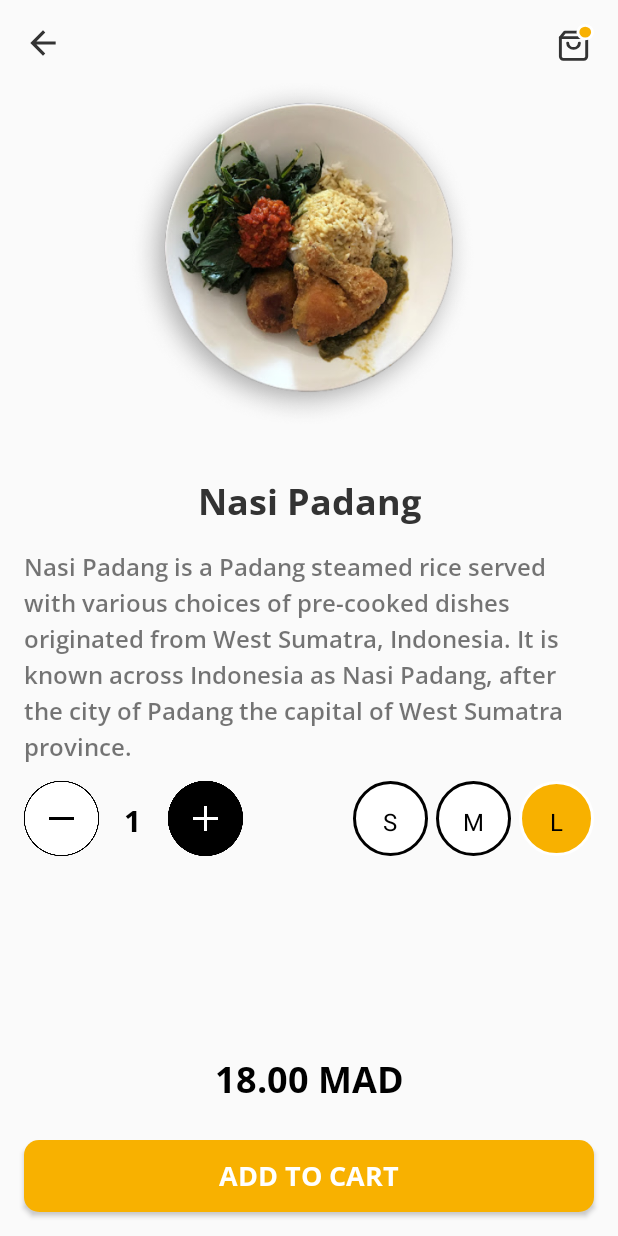
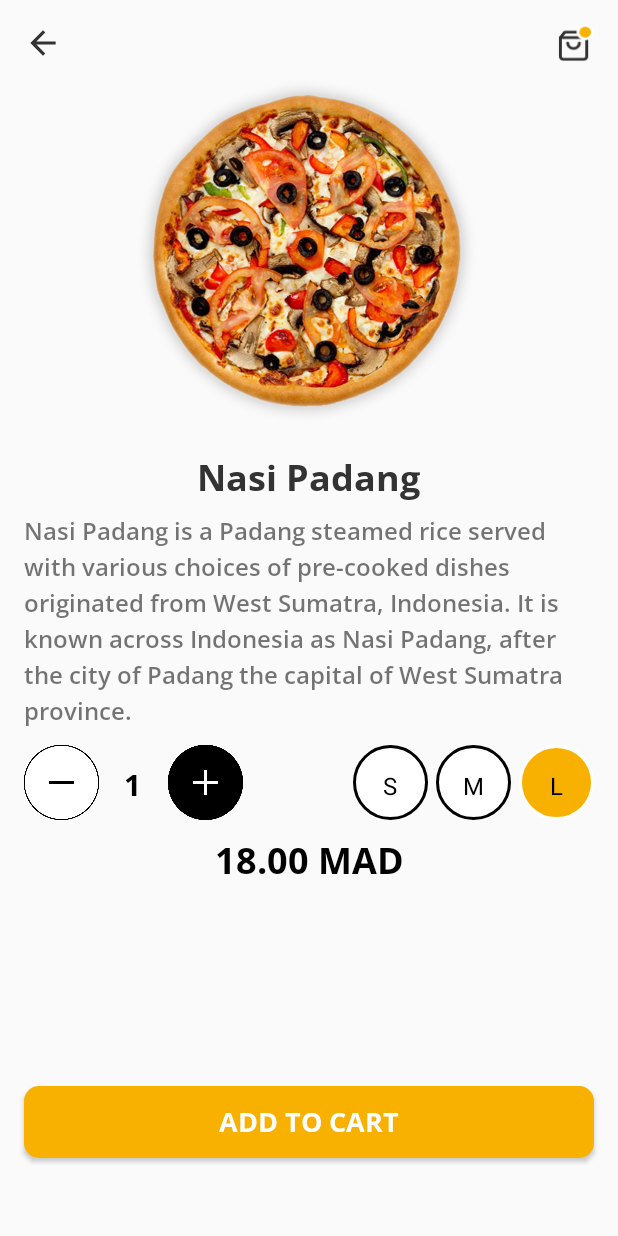
Before and after one commit to mouadbenhomane/PizzaHub-Delivery, an Android app: the layout pizza_details.xml on its own in the app's theme, with its tools: preview values and no code run, on a phone screen of 412 x 824 dp. Run offline under Robolectric (Android 15) with nearby library versions, the phone set to English and light mode, and no system bars.

Commit message:
Update some things

```diff
--- a/PizzaHub-delivery/app/build.gradle
+++ b/PizzaHub-delivery/app/build.gradle
@@ -28,6 +28,7 @@ dependencies {
 
     implementation 'androidx.appcompat:appcompat:1.1.0'
     implementation 'androidx.constraintlayout:constraintlayout:1.1.3'
+    implementation 'com.google.android.material:material:1.5.0'
     testImplementation 'junit:junit:4.12'
     androidTestImplementation 'androidx.test.ext:junit:1.1.1'
     androidTestImplementation 'androidx.test.espresso:espresso-core:3.2.0'
--- a/PizzaHub-delivery/app/src/main/res/layout/activity_main.xml
+++ b/PizzaHub-delivery/app/src/main/res/layout/activity_main.xml
@@ -9,6 +9,7 @@
     android:layout_width="match_parent"
     android:layout_height="match_parent"
     tools:context=".MainActivity">
+
 
     <ImageView
         android:id="@+id/logo"
--- a/PizzaHub-delivery/app/src/main/res/layout/pizza_details.xml
+++ b/PizzaHub-delivery/app/src/main/res/layout/pizza_details.xml
@@ -14,18 +14,19 @@
         app:layout_constraintEnd_toEndOf="parent"
         app:layout_constraintStart_toStartOf="parent"
         app:layout_constraintTop_toBottomOf="@+id/back"
-        app:srcCompat="@drawable/recommended1" />
+        app:srcCompat="@drawable/pizza1" />
 
     <TextView
         android:id="@+id/name"
         android:layout_width="wrap_content"
         android:layout_height="wrap_content"
-        android:layout_marginTop="20dp"
+        android:layout_marginTop="4dp"
         android:fontFamily="@font/open_sans_bold"
         android:text="Nasi Padang"
         android:textColor="#333333"
         android:textSize="24sp"
         app:layout_constraintEnd_toEndOf="parent"
+        app:layout_constraintHorizontal_bias="0.498"
         app:layout_constraintStart_toStartOf="parent"
         app:layout_constraintTop_toBottomOf="@+id/pizzaImg" />
 
@@ -47,21 +48,21 @@
         android:id="@+id/price2"
         android:layout_width="wrap_content"
         android:layout_height="wrap_content"
-        android:layout_marginBottom="24dp"
+        android:layout_marginTop="10dp"
         android:fontFamily="@font/open_sans_bold"
         android:text="18.00 MAD"
         android:textColor="#000000"
         android:textSize="24sp"
-        app:layout_constraintBottom_toTopOf="@+id/addToCard"
         app:layout_constraintEnd_toEndOf="parent"
-        app:layout_constraintStart_toStartOf="parent" />
+        app:layout_constraintStart_toStartOf="parent"
+        app:layout_constraintTop_toBottomOf="@+id/genderRadioGroup" />
 
     <TextView
         android:id="@+id/textView8"
         android:layout_width="0dp"
         android:layout_height="wrap_content"
         android:layout_marginStart="16dp"
-        android:layout_marginTop="16dp"
+        android:layout_marginTop="8dp"
         android:layout_marginEnd="16dp"
         android:fontFamily="@font/open_sans_semibold"
         android:lineSpacingExtra="2dp"
@@ -77,8 +78,9 @@
         android:layout_width="0dp"
         android:layout_height="wrap_content"
         android:layout_marginStart="16dp"
+        android:layout_marginTop="40dp"
         android:layout_marginEnd="16dp"
-        android:layout_marginBottom="16dp"
+        android:layout_marginBottom="20dp"
         android:background="@drawable/add_to_cart_bg"
         android:fontFamily="@font/open_sans_bold"
         android:text="Add to cart"
@@ -86,7 +88,10 @@
         android:textSize="18sp"
         app:layout_constraintBottom_toBottomOf="parent"
         app:layout_constraintEnd_toEndOf="parent"
-        app:layout_constraintStart_toStartOf="parent" />
+        app:layout_constraintHorizontal_bias="0.0"
+        app:layout_constraintStart_toStartOf="parent"
+        app:layout_constraintTop_toBottomOf="@+id/price2"
+        app:layout_constraintVertical_bias="0.744" />
 
     <Button
         android:id="@+id/minusPizza"
--- a/PizzaHub-delivery/app/src/main/res/values/styles.xml
+++ b/PizzaHub-delivery/app/src/main/res/values/styles.xml
@@ -4,7 +4,7 @@
     <style name="AppTheme" parent="Theme.AppCompat.Light.NoActionBar">
         <!-- Customize your theme here. -->
         <item name="colorPrimary">@color/colorPrimary</item>
-        <item name="colorPrimaryDark">#3F9785</item>
+        <item name="colorPrimaryDark">#EF690C</item>
         <item name="colorAccent">@color/colorAccent</item>
     </style>
 
```
Also changed, not shown: PizzaHub-delivery/app/src/main/java/com/ensa/pizzahub/MainActivity.java (+7 -4 lines).
